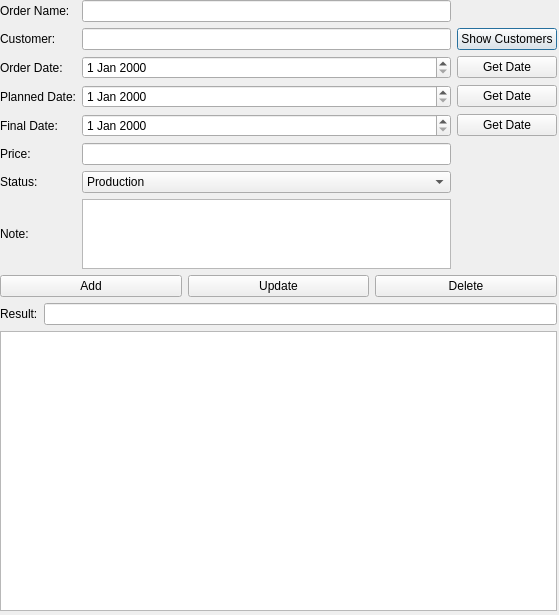
Before: the Qt Designer form UI_RAW/Orders.ui in GreenBeanio/Kimberly-s-Delicious-Dozen-Tracker, drawn with Qt 5.
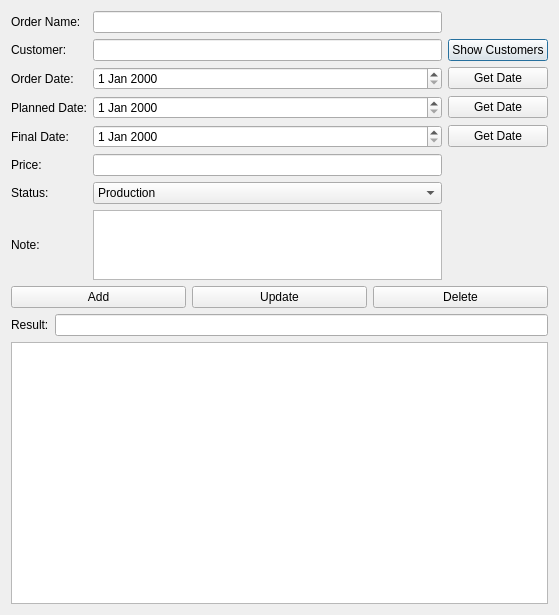
After: the same form once the commit is applied.

Commit message: Better Layouts

The edit to the form file:
```diff
--- a/UI_RAW/Orders.ui
+++ b/UI_RAW/Orders.ui
@@ -13,15 +13,8 @@
   <property name="windowTitle">
    <string>Orders</string>
   </property>
-  <widget class="QWidget" name="verticalLayoutWidget_3">
-   <property name="geometry">
-    <rect>
-     <x>0</x>
-     <y>0</y>
-     <width>557</width>
-     <height>611</height>
-    </rect>
-   </property>
+  <layout class="QGridLayout" name="gridLayout">
+   <item row="0" column="0">
    <layout class="QVBoxLayout" name="MainLayout" stretch="1,0,4">
     <item>
      <layout class="QHBoxLayout" name="InputLayout">
@@ -221,7 +214,8 @@
      <widget class="QTableView" name="OrderTable"/>
     </item>
    </layout>
-  </widget>
+   </item>
+  </layout>
  </widget>
  <tabstops>
   <tabstop>OrderText</tabstop>
```
Lines whose indentation alone changed are shown as unchanged. The commit also changes 13 other files.
